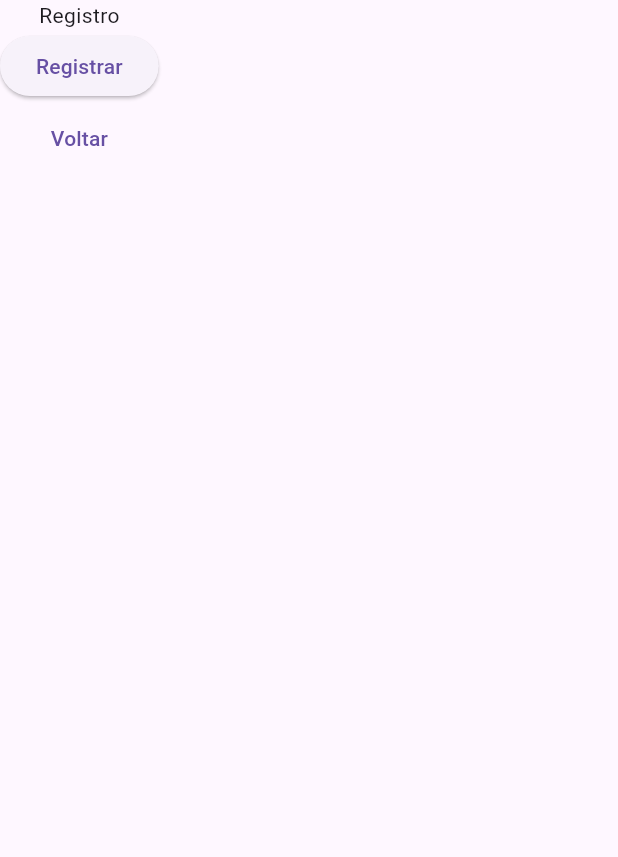
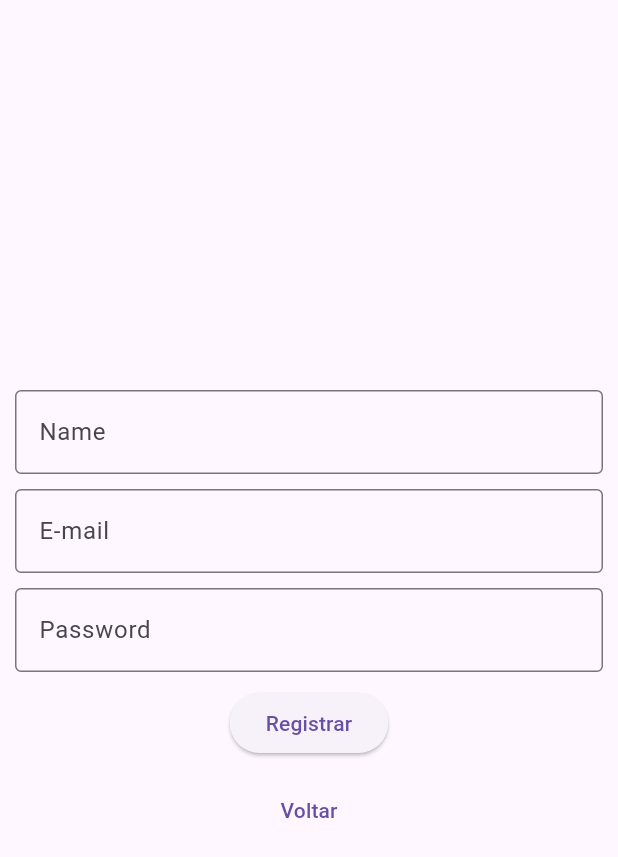
Before and after one commit to professordezani/batepapo_app, a Flutter app: the screen it shows after launch, after a tap on "Registrar", on a phone screen of 412 x 824 dp. Shown: the top 857 px of the screen. Run offline on Flutter 3.47's test engine with Material 3 defaults, Android fonts, the light colour scheme and no system bars.

Commit message:
Telas de Login e Registro

```diff
--- a/lib/login.page.dart
+++ b/lib/login.page.dart
@@ -14,9 +14,28 @@ class LoginPage extends StatelessWidget {
   @override
   Widget build(BuildContext context) {
     return Scaffold(
-      body: Column(
+      body: Container(
+        margin: EdgeInsets.all(10),
+        child: Column(
+          mainAxisAlignment: MainAxisAlignment.center,
+          spacing: 10,
           children: [
-          Text("Login"),
+            TextField(
+              decoration: InputDecoration(
+                labelText: "E-mail",
+                // filled: true,
+                // hintText: "Digite seu e-mail empresarial.",
+                border: OutlineInputBorder(),
+              ),
+              keyboardType: TextInputType.emailAddress,
+            ),
+            TextField(
+              obscureText: true,
+              decoration: InputDecoration(
+                  labelText: "Password",
+                  border: OutlineInputBorder(),
+                ),
+            ),
             ElevatedButton(
               onPressed: () => logar(context),
               child: Text("Logar"),
@@ -27,6 +46,7 @@ class LoginPage extends StatelessWidget {
             )
           ],
         ),
+      ),
     );
   }
 }
--- a/lib/registro.page.dart
+++ b/lib/registro.page.dart
@@ -12,9 +12,33 @@ class RegistroPage extends StatelessWidget {
   @override
   Widget build(BuildContext context) {
     return Scaffold(
-      body: Column(
+      body: Container(
+        margin: EdgeInsets.all(10),
+        child: Column(
+          mainAxisAlignment: MainAxisAlignment.center,
+          spacing: 10,
           children: [
-          Text("Registro"),
+            TextField(
+              decoration: InputDecoration(
+                labelText: "Name",
+                border: OutlineInputBorder()
+              ),
+              keyboardType: TextInputType.name,
+            ),
+            TextField(
+              decoration: InputDecoration(
+                labelText: "E-mail",
+                border: OutlineInputBorder()
+              ),
+              keyboardType: TextInputType.emailAddress,
+            ),
+            TextField(
+              obscureText: true,
+              decoration: InputDecoration(
+                labelText: "Password",
+                border: OutlineInputBorder()
+              ),
+            ),
             ElevatedButton(
               onPressed: () => registrar(context),
               child: Text("Registrar"),
@@ -25,6 +49,7 @@ class RegistroPage extends StatelessWidget {
             )
           ],
         ),
+      ),
     );
   }
 }
```
Lines whose indentation alone changed are shown as unchanged.
